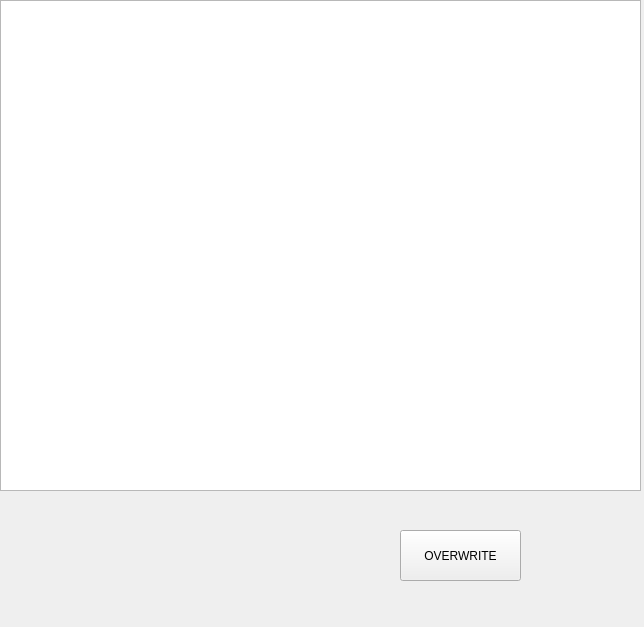
Old version of the form NodeMatrix.ui in the repository PiotrBzdrega/OpcLog.
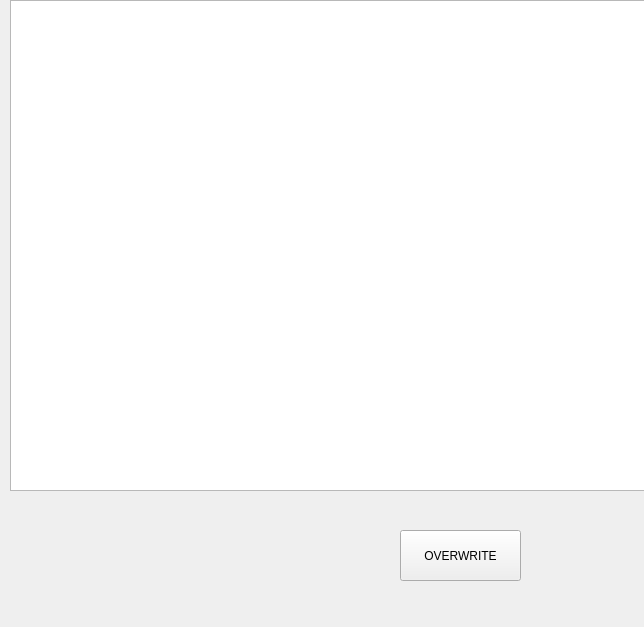
New version of the form.

Patch:
```diff
--- a/NodeMatrix.ui
+++ b/NodeMatrix.ui
@@ -16,7 +16,7 @@
   <widget class="QTableWidget" name="tableWidget">
    <property name="geometry">
     <rect>
-     <x>0</x>
+     <x>10</x>
      <y>0</y>
      <width>641</width>
      <height>491</height>
```
Left out of the diff: 17 changed lines with no effect on the pictures.
